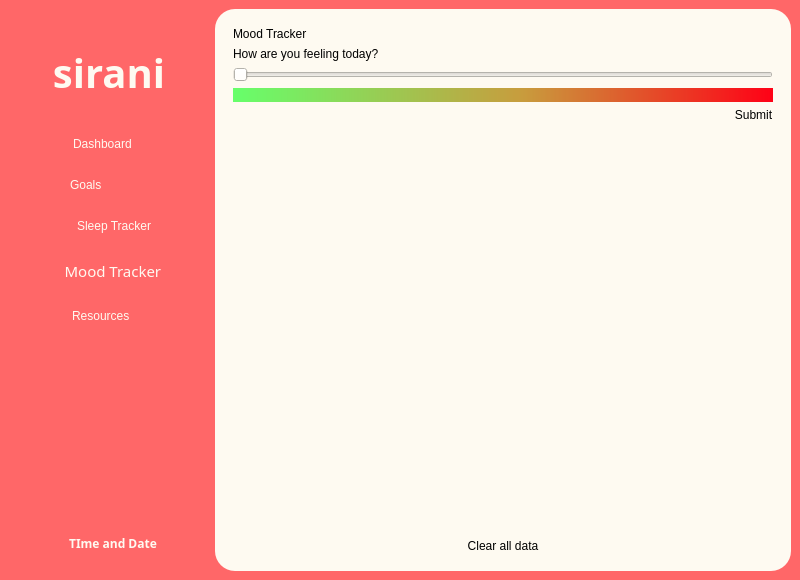
Qt form source_code/homescreen.ui (suwubham/sirani) before a commit.
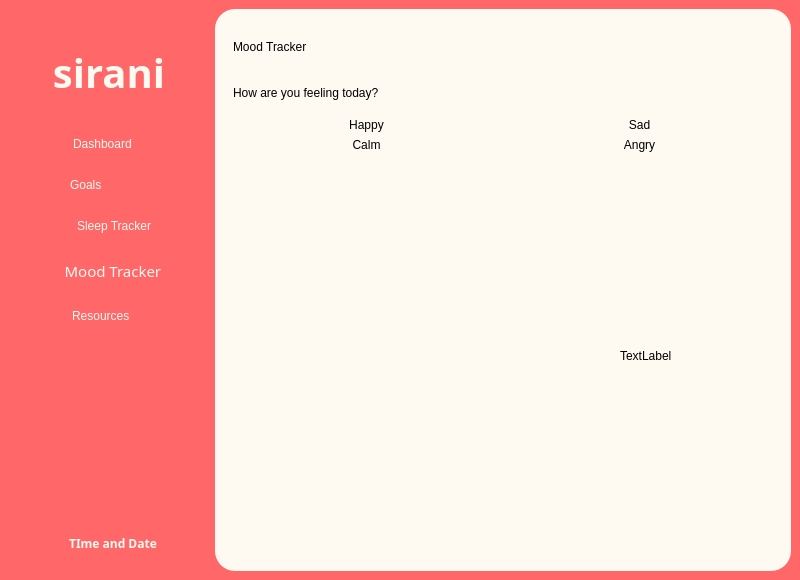
The same form after that commit. The open tabs and pages were chosen to show the change. Icons and pictures are not drawn.

The edit to the form file:
```diff
--- a/source_code/homescreen.ui
+++ b/source_code/homescreen.ui
@@ -550,7 +550,7 @@
           </layout>
          </widget>
          <widget class="QWidget" name="Moodtracker">
-          <layout class="QVBoxLayout" name="verticalLayout_6" stretch="0,0,0,5,0">
+          <layout class="QVBoxLayout" name="verticalLayout_6" stretch="1,1,4,10">
            <item>
             <widget class="QLabel" name="label_3">
              <property name="text">
@@ -559,51 +559,59 @@
             </widget>
            </item>
            <item>
-            <layout class="QVBoxLayout" name="verticalLayout_5" stretch="2,4,1">
-             <item>
-              <widget class="QLabel" name="label_9">
-               <property name="text">
-                <string>How are you feeling today?</string>
-               </property>
-              </widget>
-             </item>
-             <item>
-              <widget class="QSlider" name="horizontalSlider">
-               <property name="orientation">
-                <enum>Qt::Horizontal</enum>
-               </property>
-              </widget>
-             </item>
-             <item>
               <widget class="QLabel" name="label_8">
-               <property name="styleSheet">
-                <string notr="true">background-color: qlineargradient(spread:pad, x1:0, y1:0, x2:1, y2:0, stop:0 rgba(102, 255, 107, 255), stop:0.535211 rgba(200, 156, 61, 255), stop:1 rgba(255, 0, 22, 255));</string>
-               </property>
+             <property name="text">
+              <string>How are you feeling today?</string>
+             </property>
+            </widget>
+           </item>
+           <item>
+            <layout class="QGridLayout" name="gridLayout">
+             <item row="1" column="0">
+              <widget class="QPushButton" name="pushButton_9">
                <property name="text">
-                <string/>
+                <string>Calm</string>
                </property>
               </widget>
              </item>
-            </layout>
-           </item>
-           <item alignment="Qt::AlignRight">
+             <item row="0" column="0">
             <widget class="QPushButton" name="pushButton_8">
              <property name="text">
-              <string>Submit</string>
+                <string>Happy</string>
              </property>
             </widget>
            </item>
+             <item row="0" column="1">
+              <widget class="QPushButton" name="pushButton_11">
+               <property name="text">
+                <string>Sad</string>
+               </property>
+              </widget>
+             </item>
+             <item row="1" column="1">
+              <widget class="QPushButton" name="pushButton_12">
+               <property name="text">
+                <string>Angry</string>
+               </property>
+              </widget>
+             </item>
+            </layout>
+           </item>
+           <item>
+            <layout class="QHBoxLayout" name="horizontalLayout_5" stretch="5,2">
            <item>
             <widget class="QFrame" name="horizontalFrame_2">
-             <layout class="QHBoxLayout" name="horizontalLayout_5"/>
+               <layout class="QHBoxLayout" name="horizontalLayout_10"/>
             </widget>
            </item>
            <item>
-            <widget class="QPushButton" name="pushButton_9">
+              <widget class="QLabel" name="label_9">
              <property name="text">
-              <string>Clear all data</string>
-             </property>
-            </widget>
+                <string>TextLabel</string>
+               </property>
+              </widget>
+             </item>
+            </layout>
            </item>
           </layout>
          </widget>
```
Left out of the diff: 8 changed lines with no effect on the pictures. Lines whose indentation alone changed are shown as unchanged.
